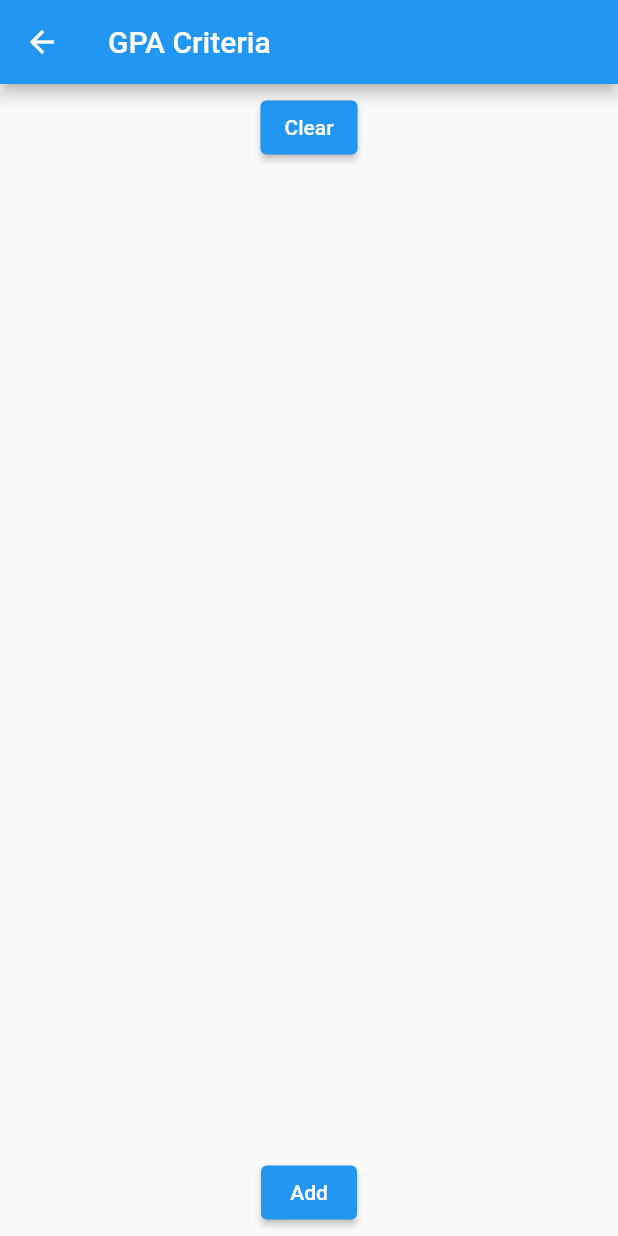
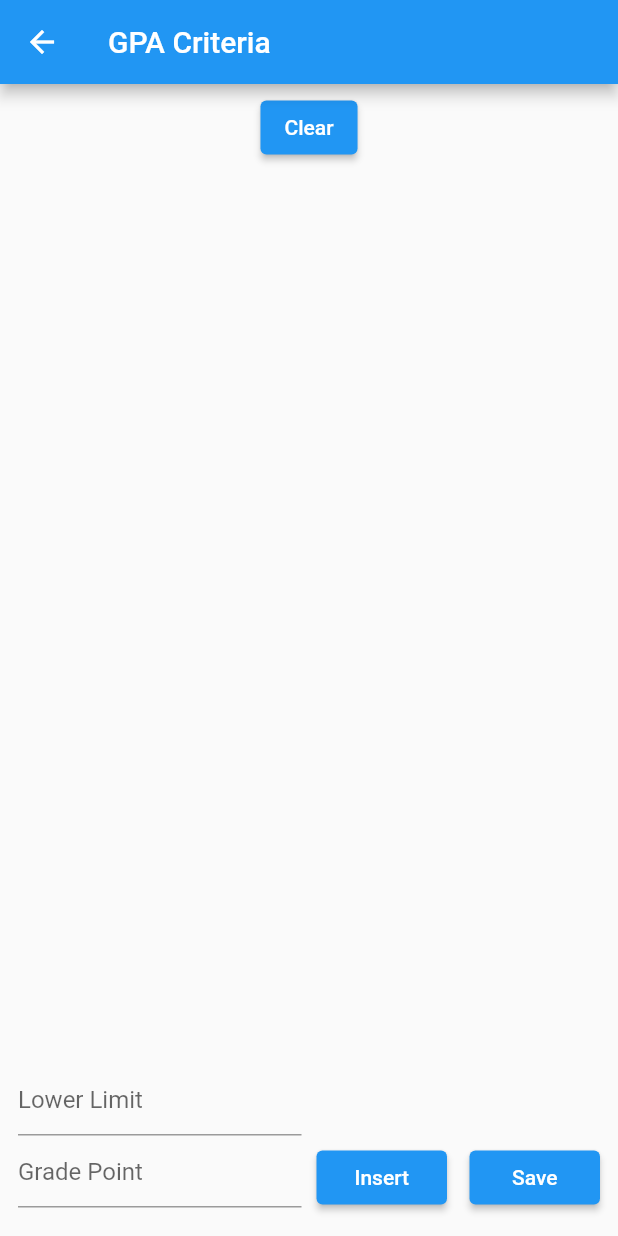
Before and after one commit to NaumanSh1011/gpa_calculator_flutter, a Flutter app: the Criteria screen opened by its route, on a phone screen of 412 x 824 dp. Run offline on Flutter 3.47's test engine with Material 2 defaults, Android fonts, the phone set to English and light mode, and no system bars; our stand-ins replace toast.

Commit message:
Added criteria inputs to insert data in listview

```diff
--- a/lib/Pages/criteria.dart
+++ b/lib/Pages/criteria.dart
@@ -1,6 +1,9 @@
 import 'package:flutter/material.dart';
 import 'package:gpa_calculator/Classes/criteria_unit.dart';
 import 'package:gpa_calculator/Widgets/criteria_widget.dart';
+import 'dart:convert';
+
+import 'package:toast/toast.dart';
 
 class Criteria extends StatefulWidget {
   const Criteria({Key? key}) : super(key: key);
@@ -11,9 +14,12 @@ class Criteria extends StatefulWidget {
 
 class _CriteriaState extends State<Criteria> {
   List<CriteriaUnit> criteria = [];
+  bool isDistribute = false;
 
   @override
   Widget build(BuildContext context) {
+    TextEditingController lowerLimitController = TextEditingController(text: "");
+    TextEditingController gradePointController = TextEditingController(text: "");
     return Scaffold(
       appBar: AppBar(
         title: const Text('GPA Criteria'),
@@ -64,19 +70,79 @@ class _CriteriaState extends State<Criteria> {
                 },
               ),
             ),
-            ElevatedButton(
-              onPressed: () {
-                setState(() {
-                  if(criteria.isEmpty) {
-                    criteria.add(CriteriaUnit(lowerLimit: 85, gradePoints: 4.0, isDistributed: false));
-                  }
-                  else if(criteria.length == 1){
-                    criteria.add(CriteriaUnit(lowerLimit: 80, gradePoints: 3.7, isDistributed: false));
-                  }
-                });
-              },
-              child: const Text('Add'),
+            Row(
+              mainAxisAlignment: MainAxisAlignment.center,
+              crossAxisAlignment: CrossAxisAlignment.center,
+              children: [
+                const SizedBox(width: 10),
+                Expanded(
+                  child: Column(
+                    children: [
+                      TextField(
+                        decoration: const InputDecoration(
+                          border: UnderlineInputBorder(),
+                          hintText: 'Lower Limit',
+                        ),
+                        controller: lowerLimitController,
+                      ),
+                      TextField(
+                        decoration: const InputDecoration(
+                          border: UnderlineInputBorder(),
+                          hintText: 'Grade Point',
+                        ),
+                        controller: gradePointController,
+                      ),
+                    ],
+                  ),
+                ),
+                const SizedBox(width: 10),
+                Expanded(
+                  child: Column(
+                    children: [
+                      Opacity(
+                        opacity: criteria.isEmpty? 0:1,
+                        child: CheckboxListTile(
+                          value: isDistribute,
+                          onChanged: (bool? value) {
+                            setState(() {
+                              isDistribute = value!;
+                            });
+                          },
+                          title: const Text("Distribute?"),
+                        ),
+                      ),
+                      Row(
+                        children: [
+                          Expanded(
+                            child: ElevatedButton(
+                              onPressed: () {
+                                if(lowerLimitController.text.isEmpty || gradePointController.text.isEmpty){
+                                  Toast.show("Please enter both limit and grade inorder to insert", duration: Toast.lengthShort, gravity: Toast.bottom);
+                                  return;
+                                }
+                                CriteriaUnit cu = CriteriaUnit(lowerLimit: int.parse(lowerLimitController.text), gradePoints: double.parse(gradePointController.text), isDistributed: isDistribute);
+
+                                setState(() {
+                                  isDistribute = false;
+                                  criteria.add(cu);
+                                });
+                              },
+                              child: const Text('Insert'),
+                            ),
+                          ),
+                          const SizedBox(width: 15),
+                          Expanded(child: ElevatedButton(onPressed: () {
+                            print(jsonEncode(criteria.map((criterion) => criterion.toJson()).toList()));
+                          }, child: const Text("Save"))),
+                        ],
+                      ),
+                    ],
+                  ),
+                ),
+                const SizedBox(width: 10)
+              ],
             ),
+            const SizedBox(height: 10),
           ],
         ),
       ),
--- a/lib/Widgets/criteria_widget.dart
+++ b/lib/Widgets/criteria_widget.dart
@@ -30,7 +30,7 @@ class _CriteriaWidgetState extends State<CriteriaWidget> {
         Opacity(
           opacity: widget.index == 0 ? 0 : 1,
           child: Checkbox(
-            value: false,
+            value: widget.criteria[widget.index].isDistributed,
             onChanged: (bool? value) {
               setState(() {
                 widget.criteria[widget.index].isDistributed = value!;
```
